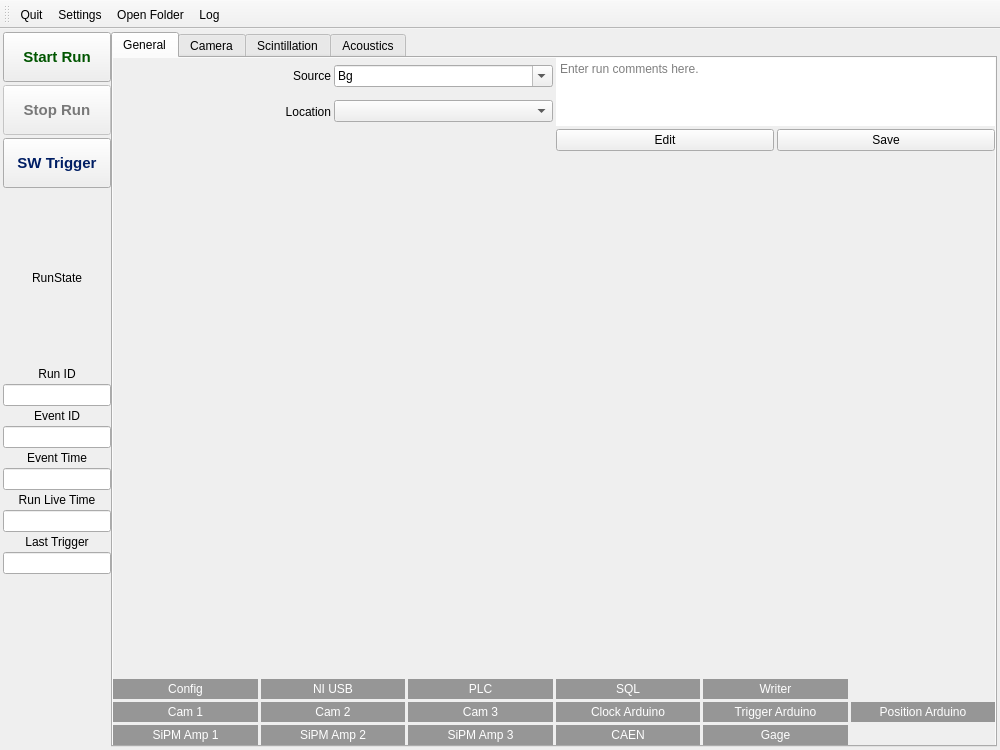
First picture: the form in ui/mainwindow.ui, repository SBC-Collaboration/SBC-RunControl, before the edit.
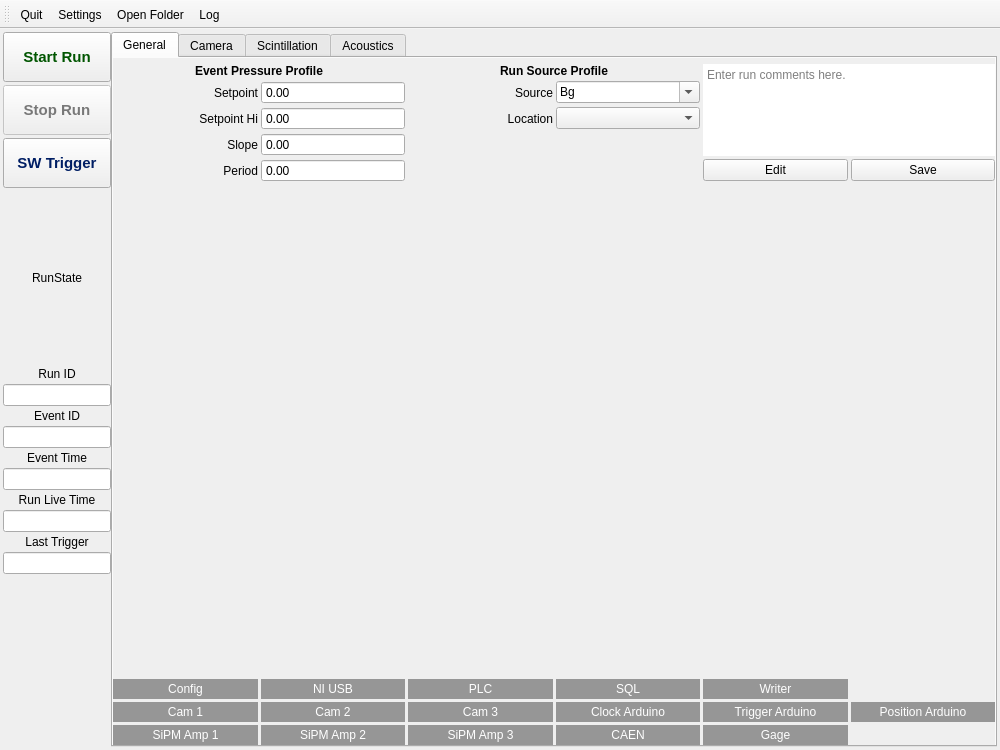
Second picture: the form after the edit. Icons and pictures are not drawn. Custom widgets are drawn as their Qt base class.

Commit message: Add event pressure profile display on main window

The edit to the form file:
```diff
--- a/ui/mainwindow.ui
+++ b/ui/mainwindow.ui
@@ -516,21 +516,212 @@
                <number>0</number>
               </property>
               <item>
-               <layout class="QGridLayout" name="comment_grid" rowstretch="0,0,0">
+               <layout class="QGridLayout" name="comment_grid" rowstretch="0,0,0,0,0">
                 <property name="sizeConstraint">
                  <enum>QLayout::SizeConstraint::SetDefaultConstraint</enum>
                 </property>
+                <property name="topMargin">
+                 <number>6</number>
+                </property>
                 <property name="spacing">
                  <number>3</number>
                 </property>
+                <item row="4" column="2">
+                 <widget class="QLabel" name="ev_pset_period_label">
+                  <property name="text">
+                   <string>Period</string>
+                  </property>
+                  <property name="alignment">
+                   <set>Qt::AlignmentFlag::AlignRight|Qt::AlignmentFlag::AlignTrailing|Qt::AlignmentFlag::AlignVCenter</set>
+                  </property>
+                  <property name="buddy">
+                   <cstring>source_box</cstring>
+                  </property>
+                 </widget>
+                </item>
+                <item row="0" column="2" colspan="2">
+                 <widget class="QLabel" name="ev_pressure_label">
+                  <property name="font">
+                   <font>
+                    <bold>true</bold>
+                   </font>
+                  </property>
+                  <property name="midLineWidth">
+                   <number>0</number>
+                  </property>
+                  <property name="text">
+                   <string>Event Pressure Profile</string>
+                  </property>
+                  <property name="alignment">
+                   <set>Qt::AlignmentFlag::AlignCenter</set>
+                  </property>
+                  <property name="buddy">
+                   <cstring>source_box</cstring>
+                  </property>
+                 </widget>
+                </item>
+                <item row="1" column="2">
+                 <widget class="QLabel" name="ev_pset_label">
+                  <property name="text">
+                   <string>Setpoint</string>
+                  </property>
+                  <property name="alignment">
+                   <set>Qt::AlignmentFlag::AlignRight|Qt::AlignmentFlag::AlignTrailing|Qt::AlignmentFlag::AlignVCenter</set>
+                  </property>
+                  <property name="buddy">
+                   <cstring>source_box</cstring>
+                  </property>
+                 </widget>
+                </item>
+                <item row="1" column="3">
+                 <widget class="QDoubleSpinBox" name="ev_pset_box">
+                  <property name="readOnly">
+                   <bool>true</bool>
+                  </property>
+                  <property name="buttonSymbols">
+                   <enum>QAbstractSpinBox::ButtonSymbols::NoButtons</enum>
+                  </property>
+                 </widget>
+                </item>
+                <item row="3" column="2">
+                 <widget class="QLabel" name="ev_pset_slope_label">
+                  <property name="text">
+                   <string>Slope</string>
+                  </property>
+                  <property name="alignment">
+                   <set>Qt::AlignmentFlag::AlignRight|Qt::AlignmentFlag::AlignTrailing|Qt::AlignmentFlag::AlignVCenter</set>
+                  </property>
+                  <property name="buddy">
+                   <cstring>source_box</cstring>
+                  </property>
+                 </widget>
+                </item>
                 <item row="2" column="2">
+                 <widget class="QLabel" name="ev_pset_hi_label">
+                  <property name="text">
+                   <string>Setpoint Hi</string>
+                  </property>
+                  <property name="alignment">
+                   <set>Qt::AlignmentFlag::AlignRight|Qt::AlignmentFlag::AlignTrailing|Qt::AlignmentFlag::AlignVCenter</set>
+                  </property>
+                  <property name="buddy">
+                   <cstring>source_box</cstring>
+                  </property>
+                 </widget>
+                </item>
+                <item row="2" column="3">
+                 <widget class="QDoubleSpinBox" name="ev_pset_hi_box">
+                  <property name="readOnly">
+                   <bool>true</bool>
+                  </property>
+                  <property name="buttonSymbols">
+                   <enum>QAbstractSpinBox::ButtonSymbols::NoButtons</enum>
+                  </property>
+                 </widget>
+                </item>
+                <item row="2" column="4">
+                 <widget class="QLabel" name="source_location_label">
+                  <property name="sizePolicy">
+                   <sizepolicy hsizetype="Minimum" vsizetype="Minimum">
+                    <horstretch>0</horstretch>
+                    <verstretch>0</verstretch>
+                   </sizepolicy>
+                  </property>
+                  <property name="font">
+                   <font>
+                    <kerning>true</kerning>
+                   </font>
+                  </property>
+                  <property name="text">
+                   <string>Location</string>
+                  </property>
+                  <property name="alignment">
+                   <set>Qt::AlignmentFlag::AlignRight|Qt::AlignmentFlag::AlignTrailing|Qt::AlignmentFlag::AlignVCenter</set>
+                  </property>
+                  <property name="buddy">
+                   <cstring>source_location_box</cstring>
+                  </property>
+                 </widget>
+                </item>
+                <item row="2" column="5">
+                 <widget class="QComboBox" name="source_location_box"/>
+                </item>
+                <item row="1" column="5">
+                 <widget class="QComboBox" name="source_box">
+                  <property name="editable">
+                   <bool>true</bool>
+                  </property>
+                  <item>
+                   <property name="text">
+                    <string>Bg</string>
+                   </property>
+                  </item>
+                  <item>
+                   <property name="text">
+                    <string>Cf-252</string>
+                   </property>
+                  </item>
+                  <item>
+                   <property name="text">
+                    <string>Co-57</string>
+                   </property>
+                  </item>
+                  <item>
+                   <property name="text">
+                    <string>Cs-137</string>
+                   </property>
+                  </item>
+                 </widget>
+                </item>
+                <item row="1" column="4">
+                 <widget class="QLabel" name="source_label">
+                  <property name="text">
+                   <string>Source</string>
+                  </property>
+                  <property name="alignment">
+                   <set>Qt::AlignmentFlag::AlignRight|Qt::AlignmentFlag::AlignTrailing|Qt::AlignmentFlag::AlignVCenter</set>
+                  </property>
+                  <property name="buddy">
+                   <cstring>source_box</cstring>
+                  </property>
+                 </widget>
+                </item>
+                <item row="0" column="4" colspan="2">
+                 <widget class="QLabel" name="run_source_label">
+                  <property name="font">
+                   <font>
+                    <bold>true</bold>
+                   </font>
+                  </property>
+                  <property name="midLineWidth">
+                   <number>0</number>
+                  </property>
+                  <property name="text">
+                   <string>Run Source Profile</string>
+                  </property>
+                  <property name="alignment">
+                   <set>Qt::AlignmentFlag::AlignCenter</set>
+                  </property>
+                  <property name="buddy">
+                   <cstring>source_box</cstring>
+                  </property>
+                 </widget>
+                </item>
+                <item row="4" column="6">
                  <widget class="QPushButton" name="edit_comment_but">
                   <property name="text">
                    <string>Edit</string>
                   </property>
                  </widget>
                 </item>
-                <item row="0" column="2" rowspan="2" colspan="2">
+                <item row="4" column="7">
+                 <widget class="QPushButton" name="save_comment_but">
+                  <property name="text">
+                   <string>Save</string>
+                  </property>
+                 </widget>
+                </item>
+                <item row="0" column="6" rowspan="4" colspan="2">
                  <widget class="QPlainTextEdit" name="comment_edit">
                   <property name="sizePolicy">
                    <sizepolicy hsizetype="Preferred" vsizetype="Preferred">
@@ -552,85 +743,34 @@
                   <property name="textInteractionFlags">
                    <set>Qt::TextInteractionFlag::LinksAccessibleByKeyboard|Qt::TextInteractionFlag::LinksAccessibleByMouse|Qt::TextInteractionFlag::TextBrowserInteraction|Qt::TextInteractionFlag::TextEditable|Qt::TextInteractionFlag::TextEditorInteraction|Qt::TextInteractionFlag::TextSelectableByKeyboard|Qt::TextInteractionFlag::TextSelectableByMouse</set>
                   </property>
+                  <property name="backgroundVisible">
+                   <bool>false</bool>
+                  </property>
                   <property name="placeholderText">
                    <string>Enter run comments here.</string>
                   </property>
                  </widget>
                 </item>
-                <item row="2" column="3">
-                 <widget class="QPushButton" name="save_comment_but">
-                  <property name="text">
-                   <string>Save</string>
+                <item row="3" column="3">
+                 <widget class="QDoubleSpinBox" name="ev_pset_slope_box">
+                  <property name="readOnly">
+                   <bool>true</bool>
                   </property>
-                 </widget>
-                </item>
-                <item row="0" column="0">
-                 <widget class="QLabel" name="source_label">
-                  <property name="text">
-                   <string>Source</string>
+                  <property name="buttonSymbols">
+                   <enum>QAbstractSpinBox::ButtonSymbols::NoButtons</enum>
                   </property>
-                  <property name="alignment">
-                   <set>Qt::AlignmentFlag::AlignRight|Qt::AlignmentFlag::AlignTrailing|Qt::AlignmentFlag::AlignVCenter</set>
-                  </property>
-                  <property name="buddy">
-                   <cstring>source_box</cstring>
-                  </property>
                  </widget>
                 </item>
-                <item row="1" column="0">
-                 <widget class="QLabel" name="source_location_label">
-                  <property name="sizePolicy">
-                   <sizepolicy hsizetype="Minimum" vsizetype="Minimum">
-                    <horstretch>0</horstretch>
-                    <verstretch>0</verstretch>
-                   </sizepolicy>
+                <item row="4" column="3">
+                 <widget class="QDoubleSpinBox" name="ev_pset_period_box">
+                  <property name="readOnly">
+                   <bool>true</bool>
                   </property>
-                  <property name="font">
-                   <font>
-                    <kerning>true</kerning>
-                   </font>
+                  <property name="buttonSymbols">
+                   <enum>QAbstractSpinBox::ButtonSymbols::NoButtons</enum>
                   </property>
-                  <property name="text">
-                   <string>Location</string>
-                  </property>
-                  <property name="alignment">
-                   <set>Qt::AlignmentFlag::AlignRight|Qt::AlignmentFlag::AlignTrailing|Qt::AlignmentFlag::AlignVCenter</set>
-                  </property>
-                  <property name="buddy">
-                   <cstring>source_location_box</cstring>
-                  </property>
                  </widget>
                 </item>
-                <item row="0" column="1">
-                 <widget class="QComboBox" name="source_box">
-                  <property name="editable">
-                   <bool>true</bool>
-                  </property>
-                  <item>
-                   <property name="text">
-                    <string>Bg</string>
-                   </property>
-                  </item>
-                  <item>
-                   <property name="text">
-                    <string>Cf-252</string>
-                   </property>
-                  </item>
-                  <item>
-                   <property name="text">
-                    <string>Co-57</string>
-                   </property>
-                  </item>
-                  <item>
-                   <property name="text">
-                    <string>Cs-137</string>
-                   </property>
-                  </item>
-                 </widget>
-                </item>
-                <item row="1" column="1">
-                 <widget class="QComboBox" name="source_location_box"/>
-                </item>
                </layout>
               </item>
               <item>
```
